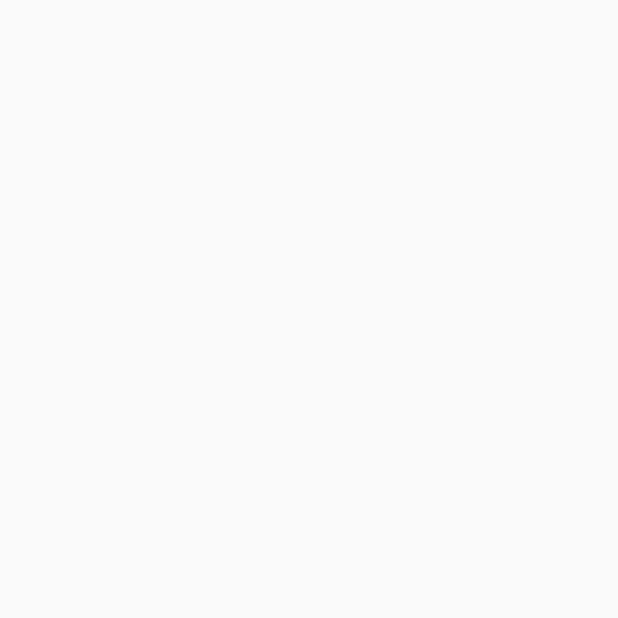
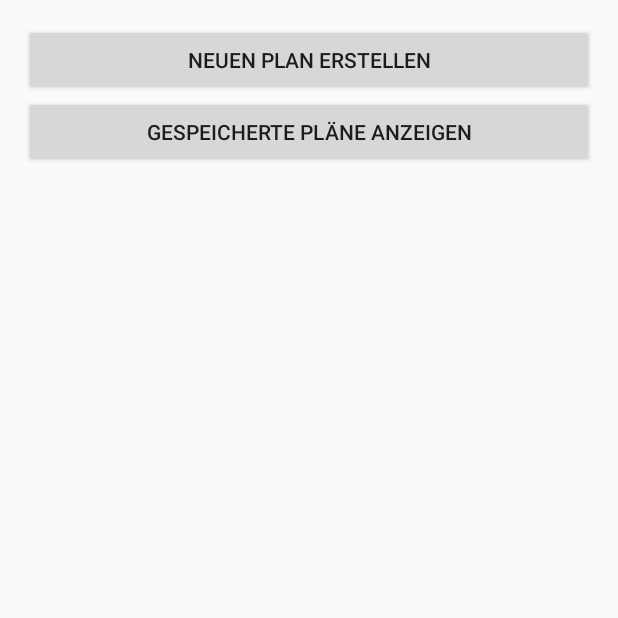
Before and after one commit to UsamaYoussef/AustroFit, an Android app: the screen it shows after launch (MainActivity), on a phone screen of 412 x 824 dp, the top half of it. Before the commit the part shown is empty. Run offline under Robolectric (Android 15) with nearby library versions, the phone set to English and light mode, and no system bars.

Commit message:
final commit

```diff
--- a/app/src/main/java/at/htlwels/austrofit/MainActivity.java
+++ b/app/src/main/java/at/htlwels/austrofit/MainActivity.java
@@ -2,6 +2,7 @@ package at.htlwels.austrofit;
 
 import android.content.Intent;
 import android.os.Bundle;
+import android.widget.Button;
 import android.widget.TabHost;
 import android.widget.TabHost.OnTabChangeListener;
 
@@ -19,7 +20,7 @@ public class MainActivity extends AppCompatActivity {
         EdgeToEdge.enable(this);
         setContentView(R.layout.activity_main);
 
-        TabHost th = (TabHost) findViewById(R.id.tabHost);
+        TabHost th = findViewById(R.id.tabHost);
         th.setup();
         TabHost.TabSpec specs = th.newTabSpec("Tag1");
         specs.setContent(R.id.tabPlan);
@@ -44,10 +45,7 @@ public class MainActivity extends AppCompatActivity {
         th.setOnTabChangedListener(new OnTabChangeListener() {
             @Override
             public void onTabChanged(String tabId) {
-                if ("Tag1".equals(tabId)) {
-                    Intent intent = new Intent(MainActivity.this, TrainingsPlanActivity.class);
-                    startActivity(intent);
-                }
+                // Keine Aktion erforderlich
             }
         });
 
@@ -56,5 +54,18 @@ public class MainActivity extends AppCompatActivity {
             v.setPadding(systemBars.left, systemBars.top, systemBars.right, systemBars.bottom);
             return insets;
         });
+
+        Button createNewPlanButton = findViewById(R.id.createNewPlanButton);
+        Button viewSavedPlansButton = findViewById(R.id.viewSavedPlansButton);
+
+        createNewPlanButton.setOnClickListener(v -> {
+            Intent intent = new Intent(MainActivity.this, TrainingsPlanActivity.class);
+            startActivity(intent);
+        });
+
+        viewSavedPlansButton.setOnClickListener(v -> {
+            Intent intent = new Intent(MainActivity.this, TrainingsPlanListActivity.class);
+            startActivity(intent);
+        });
     }
 }
--- a/app/src/main/java/at/htlwels/austrofit/TrainingsPlanActivity.java
+++ b/app/src/main/java/at/htlwels/austrofit/TrainingsPlanActivity.java
@@ -1,5 +1,6 @@
 package at.htlwels.austrofit;
 
+import android.content.Intent;
 import android.content.SharedPreferences;
 import android.os.Bundle;
 import android.view.View;
@@ -102,6 +103,11 @@ public class TrainingsPlanActivity extends AppCompatActivity {
             editor.apply();
 
             Toast.makeText(this, "Trainingsplan gespeichert", Toast.LENGTH_SHORT).show();
+
+            // Zurück zur Planer-Übersichtsseite
+            Intent intent = new Intent(TrainingsPlanActivity.this, MainActivity.class);
+            startActivity(intent);
+            finish();
         });
     }
 
--- a/app/src/main/res/layout/activity_main.xml
+++ b/app/src/main/res/layout/activity_main.xml
@@ -29,8 +29,20 @@
                     android:id="@+id/tabPlan"
                     android:layout_width="match_parent"
                     android:layout_height="match_parent"
-                    android:orientation="vertical">
-                    <!-- Content for Planer Tab -->
+                    android:orientation="vertical"
+                    android:padding="16dp">
+
+                    <Button
+                        android:id="@+id/createNewPlanButton"
+                        android:layout_width="match_parent"
+                        android:layout_height="wrap_content"
+                        android:text="Neuen Plan erstellen" />
+
+                    <Button
+                        android:id="@+id/viewSavedPlansButton"
+                        android:layout_width="match_parent"
+                        android:layout_height="wrap_content"
+                        android:text="Gespeicherte Pläne anzeigen" />
                 </LinearLayout>
 
                 <LinearLayout
```
